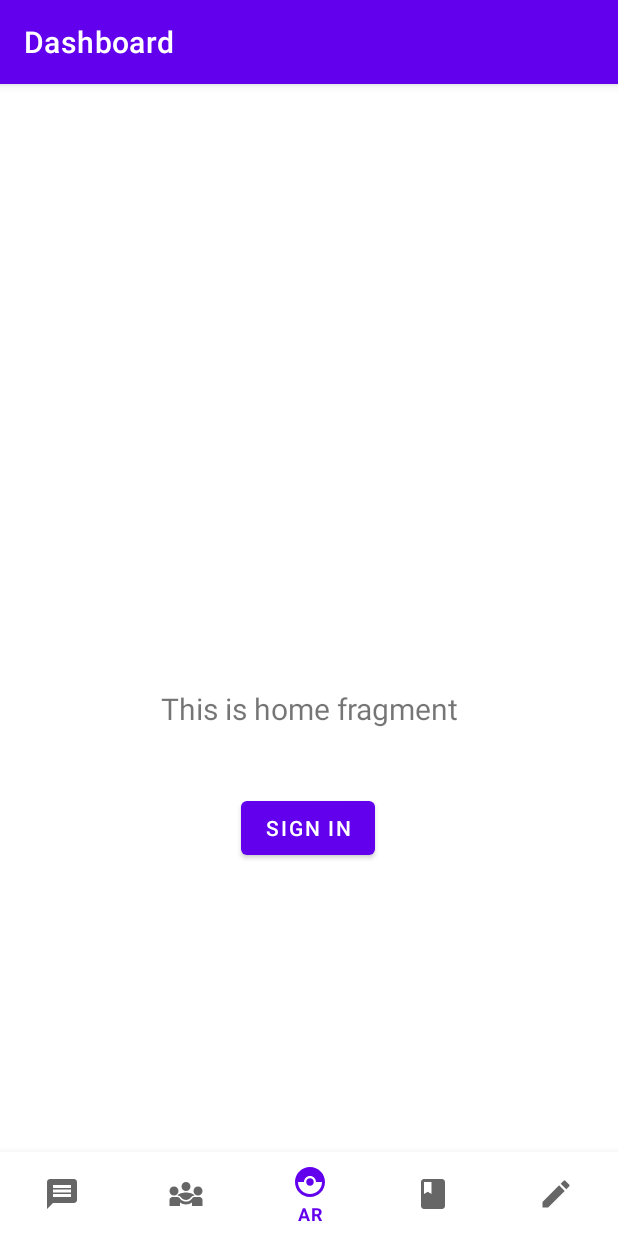
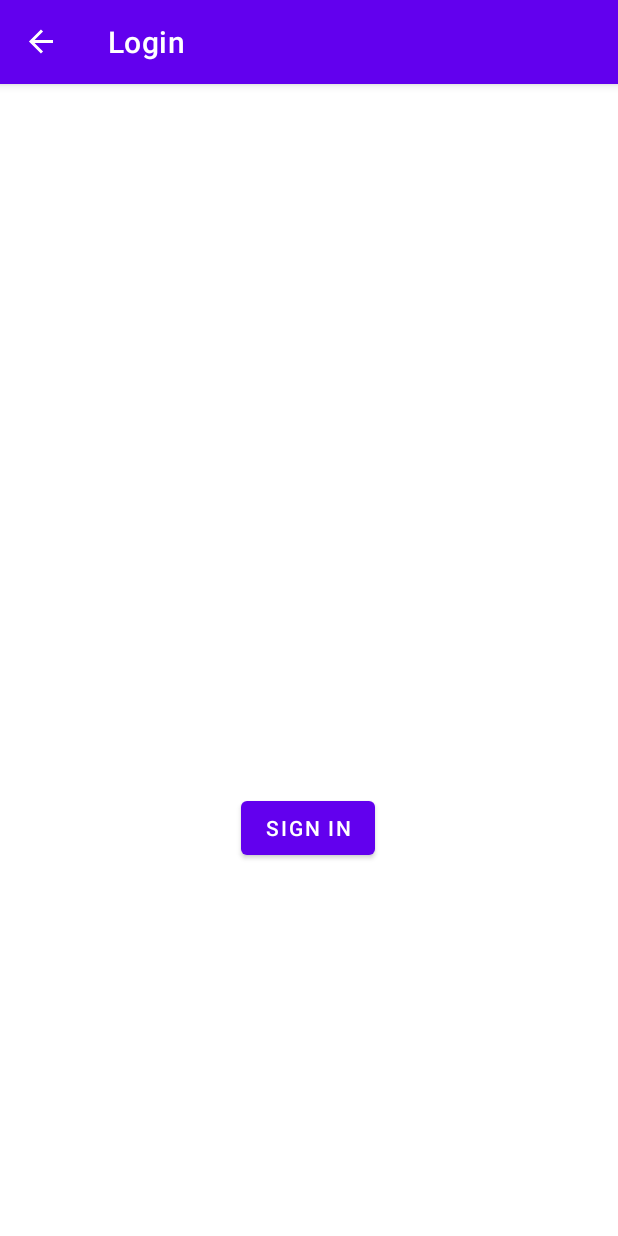
Before and after one commit to M-Byte480/Laeds-GO, an Android app: the screen it shows after launch (MainActivity), on a phone screen of 412 x 824 dp. Run offline under Robolectric (Android 15) with nearby library versions, the phone set to English and light mode, and no system bars; our stand-ins replace Firebase (no records; nobody signed in at launch, a user with empty details on screens opened directly), navigation-ui; libraries missing offline, so code that uses them is left out: com.firebase.ui; 2 statements that could not run were skipped.

Commit message:
[Craig] LoginFragment created and implemented with the current navbar. NOTE: Cannot open ArFragment in app

```diff
--- a/app/src/main/java/ie/thirdfloor/csis/ul/laedsgo/MainActivity.java
+++ b/app/src/main/java/ie/thirdfloor/csis/ul/laedsgo/MainActivity.java
@@ -2,6 +2,7 @@ package ie.thirdfloor.csis.ul.laedsgo;
 
 import android.content.Intent;
 import android.os.Bundle;
+import android.view.View;
 
 import androidx.activity.result.ActivityResultCallback;
 import androidx.activity.result.ActivityResultLauncher;
@@ -21,10 +22,13 @@ import com.google.firebase.auth.FirebaseUser;
 import java.util.Objects;
 
 import ie.thirdfloor.csis.ul.laedsgo.databinding.ActivityMainBinding;
+import ie.thirdfloor.csis.ul.laedsgo.ui.login.LoginFragment;
 
 public class MainActivity extends AppCompatActivity {
 
     private ActivityMainBinding binding;
+    private NavHostFragment navHostFragment;
+    private NavController navController;
     private static final String TAG = "MainActivity";
 
     private final ActivityResultLauncher<Intent> signInLauncher = registerForActivityResult(
@@ -55,9 +59,20 @@ public class MainActivity extends AppCompatActivity {
 
         // Get the NavController from the NavHostFragment
         assert navHostFragment != null;
-        NavController navController = navHostFragment.getNavController();
+        navController = navHostFragment.getNavController();
         NavigationUI.setupActionBarWithNavController(this, navController, appBarConfiguration);
         NavigationUI.setupWithNavController(binding.navView, navController);
+
+        // Hiding navbar on login
+        // Check if the current destination is not the LoginFragment
+        navController.addOnDestinationChangedListener((controller, destination, arguments) -> {
+            if (destination.getId() == R.id.loginFragment) {
+                navView.setVisibility(View.GONE);
+            } else {
+                navView.setVisibility(View.VISIBLE);
+            }
+        });
+        navController.navigate(R.id.loginFragment);
     }
 
     public ActivityResultLauncher<Intent> getSignInLauncher() {
@@ -70,8 +85,7 @@ public class MainActivity extends AppCompatActivity {
             FirebaseUser user = FirebaseAuth.getInstance().getCurrentUser();
 
             if(user != null){
-//                Toast.makeText(getContext(), "Signed in as " + user.getEmail(), Toast.LENGTH_SHORT).show();
-                //Toast.makeText(this, "Signed in as " + user.getEmail(), Toast.LENGTH_SHORT).show();
+                // User signed in successfully
                 System.out.println(
                         "Signed in as " + user.getEmail() + "\n" +
                                 "User ID: " + user.getUid() + "\n" +
@@ -79,14 +93,17 @@ public class MainActivity extends AppCompatActivity {
                 );
             }
         } else {
+            // Sign-in failed or cancelled
             if(response == null) {
                 System.out.println("Sign in cancelled");
-            }else {
+            } else {
                 System.out.println("Sign in failed");
                 System.out.println(Objects.requireNonNull(response.getError()).getErrorCode());
             }
         }
+
     }
+
     /*@Override
     public void onClick(View view) {
         System.out.println("Sign in clicked");
--- a/app/src/main/java/ie/thirdfloor/csis/ul/laedsgo/ui/ar/ArFragment.java
+++ b/app/src/main/java/ie/thirdfloor/csis/ul/laedsgo/ui/ar/ArFragment.java
@@ -37,11 +37,6 @@ import ie.thirdfloor.csis.ul.laedsgo.databinding.FragmentArBinding;
 public class ArFragment extends Fragment {
 
     private FragmentArBinding binding;
-
-    private Button buttonLogIn;
-    private Button buttonLogout;
-    private FirebaseUser currentUser;
-
     public View onCreateView(@NonNull LayoutInflater inflater,
                              ViewGroup container, Bundle savedInstanceState) {
         ArViewModel arViewModel =
@@ -52,123 +47,9 @@ public class ArFragment extends Fragment {
 
         final TextView textView = binding.textAr;
         arViewModel.getText().observe(getViewLifecycleOwner(), textView::setText);
-        //TODO: OLD MAIN END
-
-        //Force logout user for testing
-        FirebaseAuth.getInstance().signOut();
-
-        //Grabbing button ids
-        buttonLogout = (Button) root.findViewById(R.id.buttonHomeLogout);
-        buttonLogIn = (Button) root.findViewById(R.id.buttonHomeSignIn);
-
-        //Check for user to display correct button
-        userLogInStatus();
-
-        //Logout eventListener
-        buttonLogout.setOnClickListener(V -> {
-            System.out.println("Logout clicked");
-            FirebaseAuth.getInstance().signOut();
-            NavController navController = Navigation.findNavController(requireActivity(), R.id.nav_host_fragment_activity_main);
-            //TODO WILL BE MOVED TO NEW FRAGMENT FROM LOGIN
-            Toast.makeText(getContext(), "User " + currentUser.getEmail() + " was signed out", Toast.LENGTH_SHORT).show();
-            //Check if there is a user
-            try {
-                FirebaseUser logoutCheck = FirebaseAuth.getInstance().getCurrentUser();
-                System.out.println(logoutCheck.getEmail());
-            }catch (NullPointerException e){
-                System.out.println("No user YIPEEEEEE!");
-            }
-        });
-
-        //Login eventListener
-        buttonLogIn.setOnClickListener(v -> {
-            // Your button click logic here
-            System.out.println("Sign in clicked");
-            // Choose authentication providers
-            List<AuthUI.IdpConfig> providers = Arrays.asList(
-                    new AuthUI.IdpConfig.EmailBuilder().build(),
-                    new AuthUI.IdpConfig.PhoneBuilder().build(),
-                    new AuthUI.IdpConfig.GoogleBuilder().build()
-            );
-
-            // Create and launch sign-in intent
-            Intent signInIntent = AuthUI.getInstance()
-                    .createSignInIntentBuilder()
-                    .setAvailableProviders(providers)
-                    .build();
-            signInLauncher.launch(signInIntent);
-        });
 
         return root;
     }
-    //check if a user is logged in or not
-    public void userLogInStatus(){
-        try {
-            if (currentUser != null) {
-                //User is signed in
-                //Hide login button, show Logout
-                //root.findViewById(R.id.buttonHomeSignIn);
-                buttonLogIn.setVisibility(View.INVISIBLE);
-                buttonLogout.setVisibility(View.VISIBLE);
-            } else {
-            /*Would assume in the future we will have a sign in page
-             so this will need functionality to keep unsigned users on the login page*/
-
-                //No user is signed in
-                //Show login button, hide Logout
-                buttonLogIn.setVisibility(View.VISIBLE);
-                buttonLogout.setVisibility(View.INVISIBLE);
-            }
-        }catch (NullPointerException e){
-            System.out.println("LogIn and Logout button null pointer");
-        }
-
-    }
-
-
-    private final ActivityResultLauncher<Intent> signInLauncher = registerForActivityResult(
-            new FirebaseAuthUIActivityResultContract(),
-            new ActivityResultCallback<FirebaseAuthUIAuthenticationResult>() {
-                @Override
-                public void onActivityResult(FirebaseAuthUIAuthenticationResult result) {
-                    onSignInResult(result);
-                }
-            }
-    );
-
-    public ActivityResultLauncher<Intent> getSignInLauncher() {
-        return signInLauncher;
-    }
-
-    private void onSignInResult(FirebaseAuthUIAuthenticationResult result) {
-        IdpResponse response = result.getIdpResponse();
-        if (result.getResultCode() == RESULT_OK) {
-            FirebaseUser user = FirebaseAuth.getInstance().getCurrentUser();
-
-            if(user != null){
-                Toast.makeText(getContext(), "Signed in as " + user.getEmail(), Toast.LENGTH_SHORT).show();
-                //Toast.makeText(this, "Signed in as " + user.getEmail(), Toast.LENGTH_SHORT).show();
-                currentUser = FirebaseAuth.getInstance().getCurrentUser();
-                System.out.println(
-                        "Signed in as " + user.getEmail() + "\n" +
-                                "User ID: " + user.getUid() + "\n" +
-                                "Display Name: " + user.getDisplayName() + "\n"
-                );
-                userLogInStatus();
-            }
-        } else {
-            if(response == null) {
-                System.out.println("Sign in cancelled");
-            }else {
-                System.out.println("Sign in failed");
-                System.out.println(Objects.requireNonNull(response.getError()).getErrorCode());
-            }
-            userLogInStatus();
-        }
-    }
-
-
-
     @Override
     public void onDestroyView() {
         super.onDestroyView();
--- /dev/null
+++ b/app/src/main/java/ie/thirdfloor/csis/ul/laedsgo/ui/login/LoginFragment.java
@@ -0,0 +1,179 @@
+package ie.thirdfloor.csis.ul.laedsgo.ui.login;
+
+import static android.app.Activity.RESULT_OK;
+
+import android.content.Intent;
+import android.os.Bundle;
+import android.view.LayoutInflater;
+import android.view.View;
+import android.view.ViewGroup;
+import android.widget.Button;
+import android.widget.TextView;
+import android.widget.Toast;
+
+import androidx.activity.result.ActivityResultCallback;
+import androidx.activity.result.ActivityResultLauncher;
+import androidx.fragment.app.Fragment;
+import androidx.navigation.NavController;
+import androidx.navigation.Navigation;
+import androidx.navigation.ui.NavigationUI;
+
+import com.firebase.ui.auth.AuthUI;
+import com.firebase.ui.auth.FirebaseAuthUIActivityResultContract;
+import com.firebase.ui.auth.IdpResponse;
+import com.firebase.ui.auth.data.model.FirebaseAuthUIAuthenticationResult;
+import com.google.firebase.auth.FirebaseAuth;
+import com.google.firebase.auth.FirebaseUser;
+
+import java.util.Arrays;
+import java.util.List;
+import java.util.Objects;
+
+import ie.thirdfloor.csis.ul.laedsgo.R;
+import ie.thirdfloor.csis.ul.laedsgo.databinding.FragmentArBinding;
+import ie.thirdfloor.csis.ul.laedsgo.databinding.FragmentLoginBinding;
+
+public class LoginFragment extends Fragment {
+
+    private FragmentLoginBinding binding;
+
+    private Button buttonLogIn;
+    private Button buttonLogout;
+    private FirebaseUser currentUser;
+
+    @Override
+    public View onCreateView(LayoutInflater inflater, ViewGroup container,
+                             Bundle savedInstanceState) {
+        // Inflate the layout for this fragment
+        /*return inflater.inflate(R.layout.fragment_login, container, false);
+        View root = binding.getRoot();*/
+        binding = FragmentLoginBinding.inflate(inflater, container, false);
+        View root = binding.getRoot();
+        /*final TextView textView = binding.textLogin;
+        arViewModel.getText().observe(getViewLifecycleOwner(), textView::setText);*/
+        //TODO: OLD MAIN END
+        //Force logout user for testing
+        FirebaseAuth.getInstance().signOut();
+
+        //Grabbing button ids
+        buttonLogout = (Button) root.findViewById(R.id.buttonHomeLogout);
+        buttonLogIn = (Button) root.findViewById(R.id.buttonHomeSignIn);
+
+        //Check for user to display correct button
+        userLogInStatus();
+
+        //Logout eventListener
+        buttonLogout.setOnClickListener(V -> {
+            System.out.println("Logout clicked");
+            FirebaseAuth.getInstance().signOut();
+            NavController navController = Navigation.findNavController(requireActivity(), R.id.nav_host_fragment_activity_main);
+            Toast.makeText(getContext(), "User " + currentUser.getEmail() + " was signed out", Toast.LENGTH_SHORT).show();
+            //Check if there is a user
+            try {
+                FirebaseUser logoutCheck = FirebaseAuth.getInstance().getCurrentUser();
+                System.out.println(logoutCheck.getEmail());
+            } catch (NullPointerException e) {
+                System.out.println("No user YIPEEEEEE!");
+            }
+        });
+
+        //Login eventListener
+        buttonLogIn.setOnClickListener(v -> {
+            // Your button click logic here
+            System.out.println("Sign in clicked");
+            // Choose authentication providers
+            List<AuthUI.IdpConfig> providers = Arrays.asList(
+                    new AuthUI.IdpConfig.EmailBuilder().build(),
+                    new AuthUI.IdpConfig.PhoneBuilder().build(),
+                    new AuthUI.IdpConfig.GoogleBuilder().build()
+            );
+
+            // Create and launch sign-in intent
+            Intent signInIntent = AuthUI.getInstance()
+                    .createSignInIntentBuilder()
+                    .setAvailableProviders(providers)
+                    .build();
+            signInLauncher.launch(signInIntent);
+            // Find the NavController and navigate to the desired destination after login
+
+
+        });
+
+        return root;
+    }
+
+    //check if a user is logged in or not
+    public void userLogInStatus() {
+        try {
+            if (currentUser != null) {
+                //User is signed in
+                //Hide login button, show Logout
+                //root.findViewById(R.id.buttonHomeSignIn);
+                buttonLogIn.setVisibility(View.INVISIBLE);
+                buttonLogout.setVisibility(View.VISIBLE);
+            } else {
+            /*Would assume in the future we will have a sign in page
+             so this will need functionality to keep unsigned users on the login page*/
+
+                //No user is signed in
+                //Show login button, hide Logout
+                buttonLogIn.setVisibility(View.VISIBLE);
+                buttonLogout.setVisibility(View.INVISIBLE);
+            }
+        } catch (NullPointerException e) {
+            System.out.println("LogIn and Logout button null pointer");
+        }
+
+    }
+
+
+    private final ActivityResultLauncher<Intent> signInLauncher = registerForActivityResult(
+            new FirebaseAuthUIActivityResultContract(),
+            new ActivityResultCallback<FirebaseAuthUIAuthenticationResult>() {
+                @Override
+                public void onActivityResult(FirebaseAuthUIAuthenticationResult result) {
+                    onSignInResult(result);
+                }
+            }
+    );
+
+    public ActivityResultLauncher<Intent> getSignInLauncher() {
+        return signInLauncher;
+    }
+
+    private void onSignInResult(FirebaseAuthUIAuthenticationResult result) {
+        IdpResponse response = result.getIdpResponse();
+        if (result.getResultCode() == RESULT_OK) {
+            FirebaseUser user = FirebaseAuth.getInstance().getCurrentUser();
+
+            if (user != null) {
+                Toast.makeText(getContext(), "Signed in as " + user.getEmail(), Toast.LENGTH_SHORT).show();
+                //Toast.makeText(this, "Signed in as " + user.getEmail(), Toast.LENGTH_SHORT).show();
+                currentUser = FirebaseAuth.getInstance().getCurrentUser();
+                System.out.println(
+                        "Signed in as " + user.getEmail() + "\n" +
+                                "User ID: " + user.getUid() + "\n" +
+                                "Display Name: " + user.getDisplayName() + "\n"
+                );
+                userLogInStatus();
+                Navigation.findNavController(requireView()).navigate(R.id.profile);
+
+            }
+        } else {
+            if (response == null) {
+                System.out.println("Sign in cancelled");
+            } else {
+                System.out.println("Sign in failed");
+                System.out.println(Objects.requireNonNull(response.getError()).getErrorCode());
+            }
+            userLogInStatus();
+        }
+    }
+
+
+    @Override
+    public void onDestroyView() {
+        super.onDestroyView();
+        binding = null;
+    }
+}
--- /dev/null
+++ b/app/src/main/res/layout/fragment_login.xml
@@ -0,0 +1,54 @@
+<?xml version="1.0" encoding="utf-8"?>
+<androidx.constraintlayout.widget.ConstraintLayout xmlns:android="http://schemas.android.com/apk/res/android"
+    xmlns:tools="http://schemas.android.com/tools"
+    android:layout_width="match_parent"
+    android:layout_height="match_parent"
+    xmlns:app="http://schemas.android.com/apk/res-auto"
+    tools:context=".ui.login.LoginFragment">
+
+    <!-- TODO: Update blank fragment layout -->
+
+    <TextView
+        android:id="@+id/text_login"
+        android:layout_width="match_parent"
+        android:layout_height="wrap_content"
+        android:layout_marginStart="8dp"
+        android:layout_marginTop="8dp"
+        android:layout_marginEnd="8dp"
+        android:textAlignment="center"
+        android:textSize="20sp"
+        app:layout_constraintBottom_toBottomOf="parent"
+        app:layout_constraintEnd_toEndOf="parent"
+        app:layout_constraintStart_toStartOf="parent"
+        app:layout_constraintTop_toTopOf="parent" />
+
+    <Button
+        android:id="@+id/buttonHomeSignIn"
+        android:layout_width="wrap_content"
+        android:layout_height="wrap_content"
+        android:layout_marginStart="158dp"
+        android:layout_marginEnd="158dp"
+        android:layout_marginBottom="60dp"
+        android:onClick="onClick"
+        android:text="Sign in"
+        app:layout_constraintBottom_toBottomOf="parent"
+        app:layout_constraintEnd_toEndOf="parent"
+        app:layout_constraintHorizontal_bias="0.428"
+        app:layout_constraintStart_toStartOf="parent"
+        app:layout_constraintTop_toBottomOf="@+id/text_login"
+        app:layout_constraintVertical_bias="0.183" />
+
+    <Button
+        android:id="@+id/buttonHomeLogout"
+        android:layout_width="wrap_content"
+        android:layout_height="wrap_content"
+        android:layout_marginStart="158dp"
+        android:layout_marginEnd="158dp"
+        android:layout_marginBottom="256dp"
+        android:text="Logout"
+        app:layout_constraintBottom_toBottomOf="parent"
+        app:layout_constraintEnd_toEndOf="parent"
+        app:layout_constraintHorizontal_bias="0.428"
+        app:layout_constraintStart_toStartOf="parent" />
+
+</androidx.constraintlayout.widget.ConstraintLayout>
--- a/app/src/main/res/navigation/mobile_navigation.xml
+++ b/app/src/main/res/navigation/mobile_navigation.xml
@@ -45,4 +45,10 @@
         android:name="ie.thirdfloor.csis.ul.laedsgo.ui.discovery_posts.PostsFragment"
         android:label="post_item_list"
         tools:layout="@layout/post_item_list" />
+
+    <fragment
+        android:id="@+id/loginFragment"
+        android:name="ie.thirdfloor.csis.ul.laedsgo.ui.login.LoginFragment"
+        android:label="Login"
+        tools:layout="@layout/fragment_login" />
 </navigation>
```
